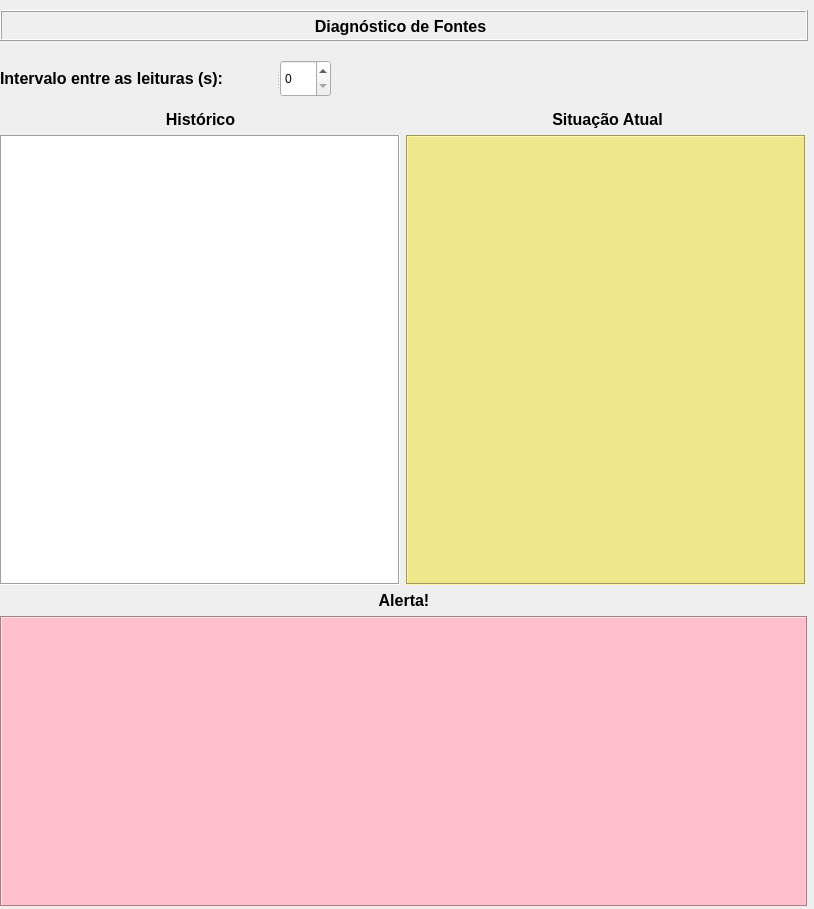
Before: the Qt Designer form pydm/ps_diagnostic/main_window.ui in lnls-sirius/hla, drawn with Qt 5.
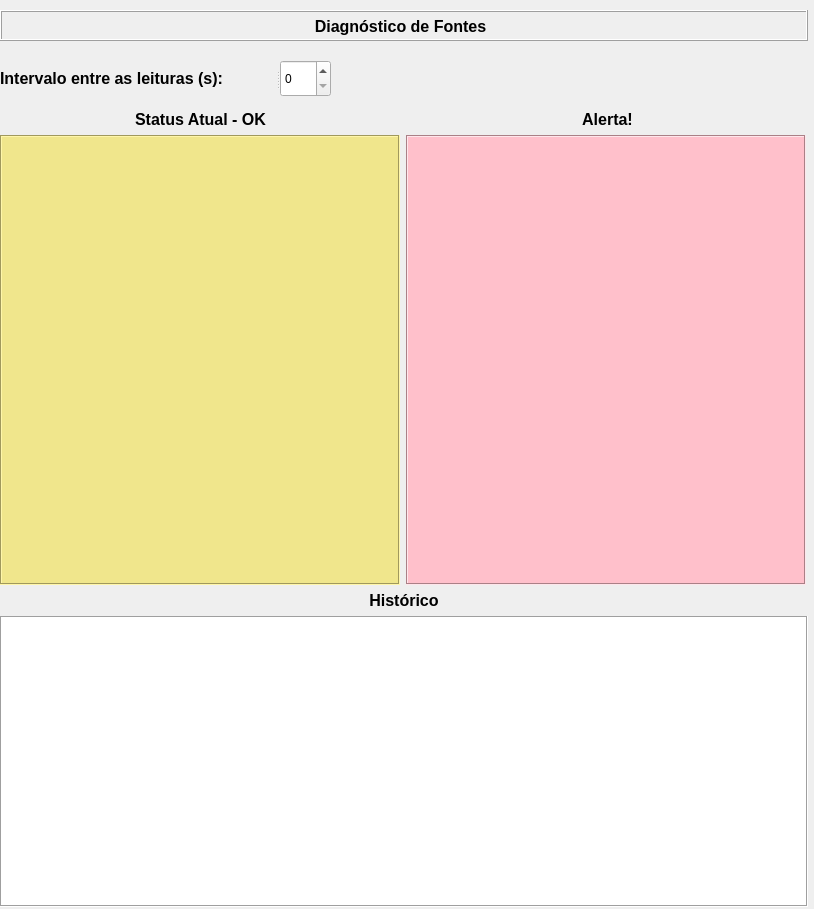
After: the same form once the commit is applied.

Diff of the .ui file:
```diff
--- a/pydm/ps_diagnostic/main_window.ui
+++ b/pydm/ps_diagnostic/main_window.ui
@@ -103,7 +103,7 @@
       <item row="0" column="0">
        <widget class="QLabel" name="label_6">
         <property name="text">
-         <string>&lt;html&gt;&lt;head/&gt;&lt;body&gt;&lt;p&gt;&lt;span style=&quot; font-size:12pt; font-weight:600;&quot;&gt;Histórico&lt;/span&gt;&lt;/p&gt;&lt;/body&gt;&lt;/html&gt;</string>
+         <string>&lt;html&gt;&lt;head/&gt;&lt;body&gt;&lt;p&gt;&lt;span style=&quot; font-size:12pt; font-weight:600;&quot;&gt;Status Atual - OK&lt;/span&gt;&lt;/p&gt;&lt;/body&gt;&lt;/html&gt;</string>
         </property>
         <property name="alignment">
          <set>Qt::AlignCenter</set>
@@ -113,7 +113,7 @@
       <item row="0" column="1">
        <widget class="QLabel" name="label_5">
         <property name="text">
-         <string>&lt;html&gt;&lt;head/&gt;&lt;body&gt;&lt;p&gt;&lt;span style=&quot; font-size:12pt; font-weight:600;&quot;&gt;Situação Atual&lt;/span&gt;&lt;/p&gt;&lt;/body&gt;&lt;/html&gt;</string>
+         <string>&lt;html&gt;&lt;head/&gt;&lt;body&gt;&lt;p&gt;&lt;span style=&quot; font-size:12pt; font-weight:600;&quot;&gt;Alerta!&lt;/span&gt;&lt;/p&gt;&lt;/body&gt;&lt;/html&gt;</string>
         </property>
         <property name="alignment">
          <set>Qt::AlignCenter</set>
@@ -124,31 +124,6 @@
     </item>
     <item>
      <layout class="QHBoxLayout" name="horizontalLayout">
-      <item>
-       <widget class="QTextEdit" name="te_historic">
-        <property name="minimumSize">
-         <size>
-          <width>400</width>
-          <height>450</height>
-         </size>
-        </property>
-        <property name="maximumSize">
-         <size>
-          <width>400</width>
-          <height>450</height>
-         </size>
-        </property>
-        <property name="frameShape">
-         <enum>QFrame::Box</enum>
-        </property>
-        <property name="frameShadow">
-         <enum>QFrame::Sunken</enum>
-        </property>
-        <property name="readOnly">
-         <bool>true</bool>
-        </property>
-       </widget>
-      </item>
       <item>
        <widget class="QTextEdit" name="te_current_status">
         <property name="minimumSize">
@@ -169,6 +144,34 @@
         <property name="frameShape">
          <enum>QFrame::Box</enum>
         </property>
+        <property name="frameShadow">
+         <enum>QFrame::Sunken</enum>
+        </property>
+        <property name="readOnly">
+         <bool>true</bool>
+        </property>
+       </widget>
+      </item>
+      <item>
+       <widget class="QTextEdit" name="te_pane_report">
+        <property name="minimumSize">
+         <size>
+          <width>400</width>
+          <height>450</height>
+         </size>
+        </property>
+        <property name="maximumSize">
+         <size>
+          <width>400</width>
+          <height>450</height>
+         </size>
+        </property>
+        <property name="styleSheet">
+         <string notr="true">background-color: rgb(255, 192, 203);</string>
+        </property>
+        <property name="frameShape">
+         <enum>QFrame::Box</enum>
+        </property>
         <property name="readOnly">
          <bool>true</bool>
         </property>
@@ -179,7 +182,7 @@
     <item>
      <widget class="QLabel" name="label_3">
       <property name="text">
-       <string>&lt;html&gt;&lt;head/&gt;&lt;body&gt;&lt;p&gt;&lt;span style=&quot; font-size:12pt; font-weight:600;&quot;&gt;Alerta!&lt;/span&gt;&lt;/p&gt;&lt;/body&gt;&lt;/html&gt;</string>
+       <string>&lt;html&gt;&lt;head/&gt;&lt;body&gt;&lt;p&gt;&lt;span style=&quot; font-size:12pt; font-weight:600;&quot;&gt;Histórico&lt;/span&gt;&lt;/p&gt;&lt;/body&gt;&lt;/html&gt;</string>
       </property>
       <property name="alignment">
        <set>Qt::AlignCenter</set>
@@ -187,7 +190,7 @@
      </widget>
     </item>
     <item>
-     <widget class="QTextEdit" name="te_pane_report">
+     <widget class="QTextEdit" name="te_historic">
       <property name="minimumSize">
        <size>
         <width>808</width>
@@ -201,7 +204,7 @@
        </size>
       </property>
       <property name="styleSheet">
-       <string notr="true">background-color: rgb(255, 192, 203);</string>
+       <string notr="true"/>
       </property>
       <property name="frameShape">
        <enum>QFrame::Box</enum>
```
